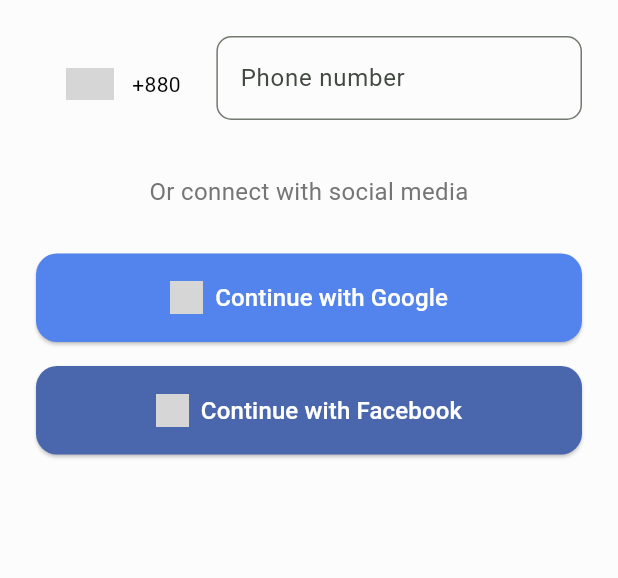
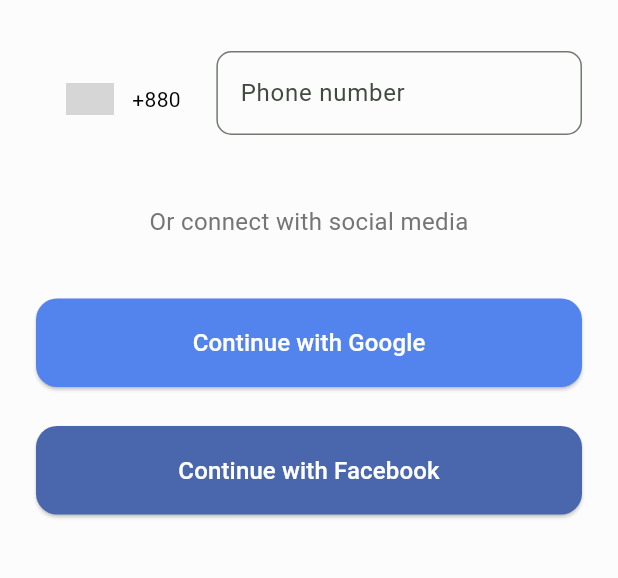
Before and after one commit to Md-Yousuf-sheikh/nectar-mobile-app, a Flutter app: the SigninScreen screen opened by its route, on a phone screen of 412 x 824 dp, the part 523-1101 px from its top. Run offline on Flutter 3.47's test engine with Material 3 defaults, Android fonts, the phone set to English and light mode, and no system bars; drawn by our look-alikes of intl_phone_number_input; our stand-ins replace go_router; grey boxes are pictures that could not be loaded.

Commit message:
fix: sign in screen

```diff
--- a/lib/modules/signin/signin_screen.dart
+++ b/lib/modules/signin/signin_screen.dart
@@ -12,8 +12,7 @@
   Widget build(BuildContext context) {
     return Scaffold(
       backgroundColor: const Color(0xFFFCFCFC),
-      body: SafeArea(
-        child: Column(
+      body: Column(
         children: [
           Expanded(
             child: Image.asset(
@@ -28,6 +27,7 @@
             child: Padding(
               padding: const EdgeInsets.symmetric(horizontal: 24),
               child: Column(
+                spacing: 5,
                 crossAxisAlignment: CrossAxisAlignment.stretch,
                 children: [
                   const Text(
@@ -47,10 +47,7 @@
 
                   Text(
                     'Or connect with social media',
-                      style: TextStyle(
-                        fontSize: 16,
-                        color: Colors.grey.shade600,
-                      ),
+                    style: TextStyle(fontSize: 16, color: Colors.grey.shade600),
                     textAlign: TextAlign.center,
                   ),
 
@@ -60,11 +57,6 @@
                     onPressed: () {
                       // Google sign-in logic here
                     },
-                      icon: Image.asset(
-                        'assets/images/icons/google.png',
-                        height: 22,
-                        width: 22,
-                      ),
                     label: const Text(
                       'Continue with Google',
                       style: TextStyle(fontSize: 16),
@@ -85,11 +77,6 @@
                     onPressed: () {
                       // Facebook sign-in logic here
                     },
-                      icon: Image.asset(
-                        'assets/images/icons/facebook.png',
-                        height: 22,
-                        width: 22,
-                      ),
                     label: const Text(
                       'Continue with Facebook',
                       style: TextStyle(fontSize: 16),
@@ -109,7 +96,6 @@
           ),
         ],
       ),
-      ),
     );
   }
 }
--- a/lib/modules/welcome/welcome_screen.dart
+++ b/lib/modules/welcome/welcome_screen.dart
@@ -52,7 +52,7 @@
               SizedBox(height: 30),
               // btn
               ElevatedButton(
-                onPressed: () => context.go(PageRoutes.login),
+                onPressed: () => context.go(PageRoutes.home),
                 child: Text(
                   'Get Started',
                   style: TextStyle(fontSize: 16, color: Colors.white),
```
Lines whose indentation alone changed are shown as unchanged.
